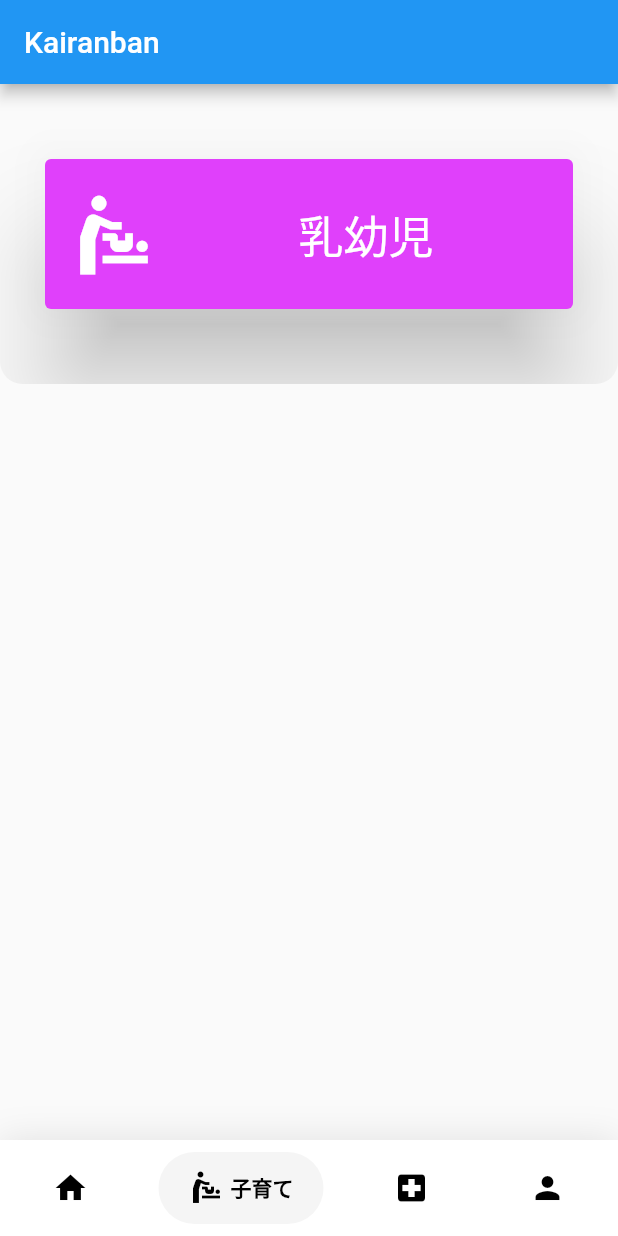
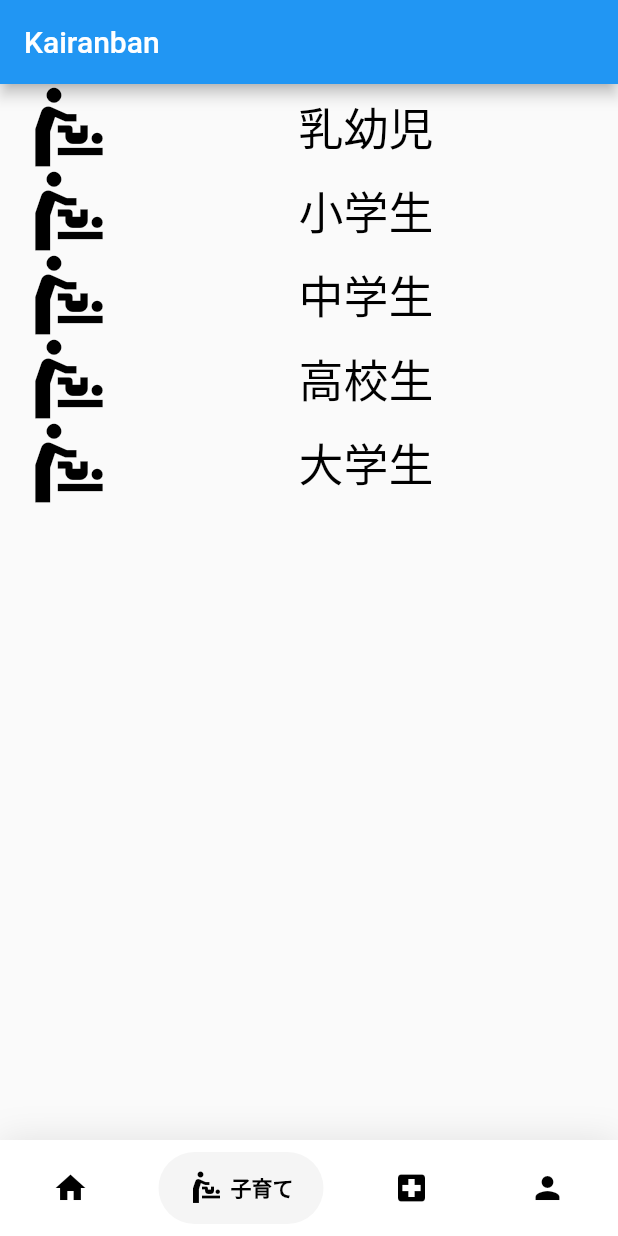
Before and after one commit to a5chin/kairanban, a Flutter app: the screen it shows after launch, item 2 of the bottom bar chosen, on a phone screen of 412 x 824 dp. Run offline on Flutter 3.47's test engine with Material 2 defaults, Android fonts, the phone set to English and light mode, and no system bars; drawn by our look-alikes of google_nav_bar; our stand-ins replace carousel_slider; network calls fail.

Commit message:
chage to for

```diff
--- a/lib/page/parenting.dart
+++ b/lib/page/parenting.dart
@@ -1,11 +1,15 @@
 import 'package:flutter/material.dart';
 import 'package:kairanban/page/home/sample.dart';
 
-class ParentingPage extends StatelessWidget {
+
+class AgeCard extends StatelessWidget {
+  String title;
+
+  AgeCard(this.title);
+
   @override
   Widget build(BuildContext context) {
-    return Container(
-      child: Column(
+    return Column(
         children: [
           GestureDetector(
             onTap: () {
@@ -14,40 +18,38 @@ class ParentingPage extends StatelessWidget {
                 MaterialPageRoute(builder: (context) => SamplePage()),
               );
             },
-            child: SizedBox(
-              width: MediaQuery.of(context).size.width,
-              height: 200.0,
-              child: Hero(
-                tag: 'imageHero',
-                child: ClipRRect(
-                  borderRadius: BorderRadius.all(Radius.circular(15.0)),
-                  child: Card(
-                    elevation: 30,
-                    color: Colors.purpleAccent,
-                    margin: EdgeInsets.symmetric(vertical: 50.0, horizontal: 30.0),
-                    child: Center(
             child: ListTile(
                 title: Text(
-                          '乳幼児',
+                  this.title,
                   style: TextStyle(
                       fontSize: 30,
-                              color: Colors.white
+                      color: Colors.black
                   ),
                   textAlign: TextAlign.center,
                 ),
                 leading: Icon(
                   Icons.baby_changing_station,
-                          color: Colors.white,
+                  color: Colors.black,
                   size: 60,
                 )
             ),
-                    )
-                  ),
-                )
-              ),
-            ),
           ),
         ]
+    );
+  }
+}
+
+
+class ParentingPage extends StatelessWidget {
+  List title = ['乳幼児', '小学生', '中学生', '高校生', '大学生'];
+  @override
+  Widget build(BuildContext context) {
+    return Container(
+      child: Column(
+        children: [
+          for (var i in title)
+            AgeCard(i)
+        ],
       )
     );
   }
```
Lines whose indentation alone changed are shown as unchanged.
